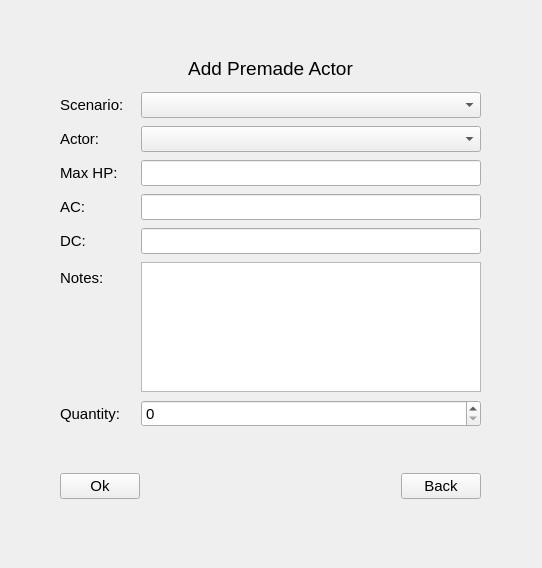
The window that Dnd-Combat-Tracker/addactorform.ui (taintedbones/Dnd-Combat-Tracker) describes before a commit, drawn with Qt 5.
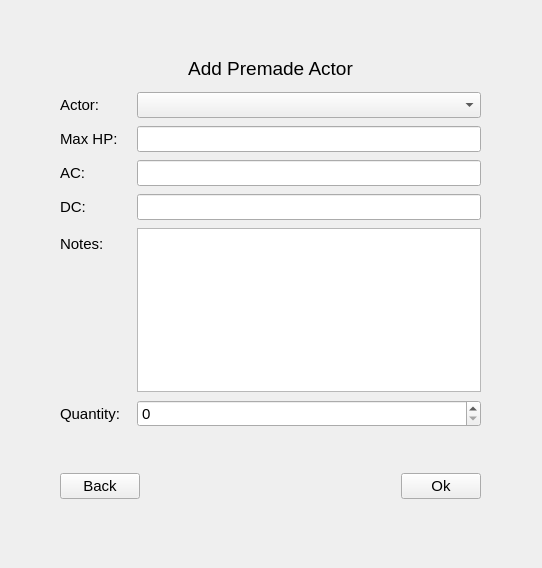
The same window after the commit. The open tabs and pages were chosen to show the change.

Commit message: Add actor form fully functional

Patch:
```diff
--- a/Dnd-Combat-Tracker/addactorform.ui
+++ b/Dnd-Combat-Tracker/addactorform.ui
@@ -390,19 +390,6 @@
          <number>8</number>
         </property>
         <item row="0" column="0">
-         <widget class="QLabel" name="scenario_premade_label">
-          <property name="text">
-           <string>Scenario:</string>
-          </property>
-          <property name="buddy">
-           <cstring>scenario_premade_comboBox</cstring>
-          </property>
-         </widget>
-        </item>
-        <item row="0" column="1">
-         <widget class="QComboBox" name="scenario_premade_comboBox"/>
-        </item>
-        <item row="1" column="0">
          <widget class="QLabel" name="name_premade_label">
           <property name="text">
            <string>Actor:</string>
@@ -412,34 +399,10 @@
           </property>
          </widget>
         </item>
-        <item row="1" column="1">
+        <item row="0" column="1">
          <widget class="QComboBox" name="name_premade_comboBox"/>
         </item>
-        <item row="5" column="1">
-         <widget class="QTextBrowser" name="notes_textBrowser">
-          <property name="documentTitle">
-           <string>Notes</string>
-          </property>
-         </widget>
-        </item>
-        <item row="5" column="0">
-         <widget class="QLabel" name="notes_premade_label">
-          <property name="text">
-           <string>Notes:</string>
-          </property>
-          <property name="buddy">
-           <cstring>notes_textBrowser</cstring>
-          </property>
-         </widget>
-        </item>
-        <item row="2" column="1">
-         <widget class="QLineEdit" name="maxHP_premade_lineEdit">
-          <property name="readOnly">
-           <bool>true</bool>
-          </property>
-         </widget>
-        </item>
-        <item row="2" column="0">
+        <item row="1" column="0">
          <widget class="QLabel" name="maxHP_premade_label">
           <property name="text">
            <string>Max HP:</string>
@@ -449,7 +412,14 @@
           </property>
          </widget>
         </item>
-        <item row="3" column="0">
+        <item row="1" column="1">
+         <widget class="QLineEdit" name="maxHP_premade_lineEdit">
+          <property name="readOnly">
+           <bool>true</bool>
+          </property>
+         </widget>
+        </item>
+        <item row="2" column="0">
          <widget class="QLabel" name="ac_premade_label">
           <property name="text">
            <string>AC:</string>
@@ -459,14 +429,14 @@
           </property>
          </widget>
         </item>
-        <item row="3" column="1">
+        <item row="2" column="1">
          <widget class="QLineEdit" name="ac_premade_lineEdit">
           <property name="readOnly">
            <bool>true</bool>
           </property>
          </widget>
         </item>
-        <item row="4" column="0">
+        <item row="3" column="0">
          <widget class="QLabel" name="dc_premade_label">
           <property name="text">
            <string>DC:</string>
@@ -476,14 +446,31 @@
           </property>
          </widget>
         </item>
-        <item row="4" column="1">
+        <item row="3" column="1">
          <widget class="QLineEdit" name="dc_premade_lineEdit">
           <property name="readOnly">
            <bool>true</bool>
           </property>
          </widget>
         </item>
-        <item row="6" column="0">
+        <item row="4" column="0">
+         <widget class="QLabel" name="notes_premade_label">
+          <property name="text">
+           <string>Notes:</string>
+          </property>
+          <property name="buddy">
+           <cstring>notes_textBrowser</cstring>
+          </property>
+         </widget>
+        </item>
+        <item row="4" column="1">
+         <widget class="QTextBrowser" name="notes_textBrowser">
+          <property name="documentTitle">
+           <string>Notes</string>
+          </property>
+         </widget>
+        </item>
+        <item row="5" column="0">
          <widget class="QLabel" name="qty_premade_label">
           <property name="text">
            <string>Quantity:</string>
@@ -493,7 +480,7 @@
           </property>
          </widget>
         </item>
-        <item row="6" column="1">
+        <item row="5" column="1">
          <widget class="QSpinBox" name="qty_premade_spinBox"/>
         </item>
        </layout>
@@ -516,26 +503,6 @@
       </item>
       <item>
        <layout class="QHBoxLayout" name="horizontalLayout_2">
-        <item>
-         <widget class="QPushButton" name="ok_premade_pushButton">
-          <property name="text">
-           <string>Ok</string>
-          </property>
-         </widget>
-        </item>
-        <item>
-         <spacer name="horizontalSpacer_2">
-          <property name="orientation">
-           <enum>Qt::Horizontal</enum>
-          </property>
-          <property name="sizeHint" stdset="0">
-           <size>
-            <width>40</width>
-            <height>20</height>
-           </size>
-          </property>
-         </spacer>
-        </item>
         <item>
          <widget class="QPushButton" name="back_premade_pushButton">
           <property name="text">
@@ -543,6 +510,26 @@
           </property>
          </widget>
         </item>
+        <item>
+         <spacer name="horizontalSpacer_2">
+          <property name="orientation">
+           <enum>Qt::Horizontal</enum>
+          </property>
+          <property name="sizeHint" stdset="0">
+           <size>
+            <width>40</width>
+            <height>20</height>
+           </size>
+          </property>
+         </spacer>
+        </item>
+        <item>
+         <widget class="QPushButton" name="ok_premade_pushButton">
+          <property name="text">
+           <string>Ok</string>
+          </property>
+         </widget>
+        </item>
        </layout>
       </item>
      </layout>
```
Left out of the diff: 94 changed lines with no effect on the pictures. The commit also changes 6 other files.
